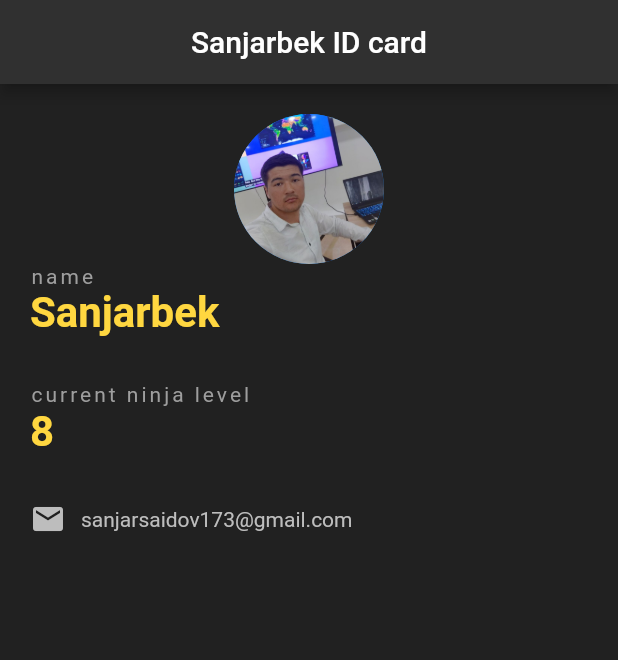
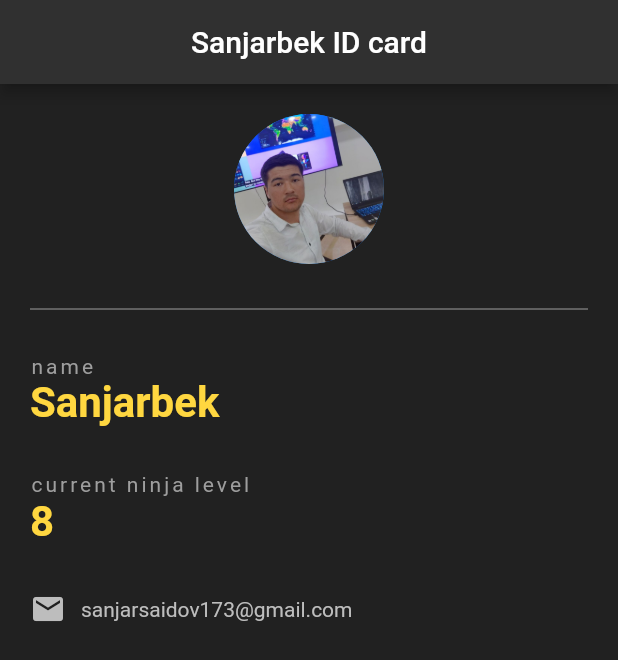
Before and after one commit to Sanjarbek17/Flutter_ninja, a Flutter app: the screen it shows after launch, on a phone screen of 412 x 824 dp. Shown: the top 660 px of the screen. Run offline on Flutter 3.47's test engine with Material 2 defaults, Android fonts, the phone set to English and light mode, and no system bars.

Commit message:
added_divider

```diff
--- a/lesson15/lib/main.dart
+++ b/lesson15/lib/main.dart
@@ -28,6 +28,10 @@ class MyApp extends StatelessWidget {
                   radius: 50.0,
                   backgroundImage: AssetImage("asserts/image.jpg"),
                 ),
+              ),
+              const Divider(
+                height: 60,
+                color: Colors.grey,
               ),
               const Text(
                 "name",
```
